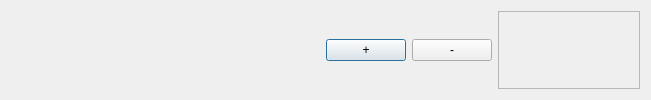
Before: the Qt Designer form table.ui in Morindhal/Halvarsson_Client, drawn with Qt 5.
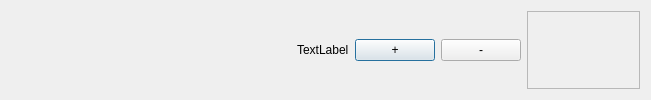
After: the same form once the commit is applied.

```diff
--- a/table.ui
+++ b/table.ui
@@ -54,6 +54,13 @@
      </property>
     </spacer>
    </item>
+   <item>
+    <widget class="QLabel" name="tabletime">
+     <property name="text">
+      <string>TextLabel</string>
+     </property>
+    </widget>
+   </item>
    <item>
     <layout class="QHBoxLayout" name="empty">
      <item>
@@ -83,7 +90,7 @@
          <rect>
           <x>0</x>
           <y>0</y>
-          <width>133</width>
+          <width>102</width>
           <height>60</height>
          </rect>
         </property>
```
